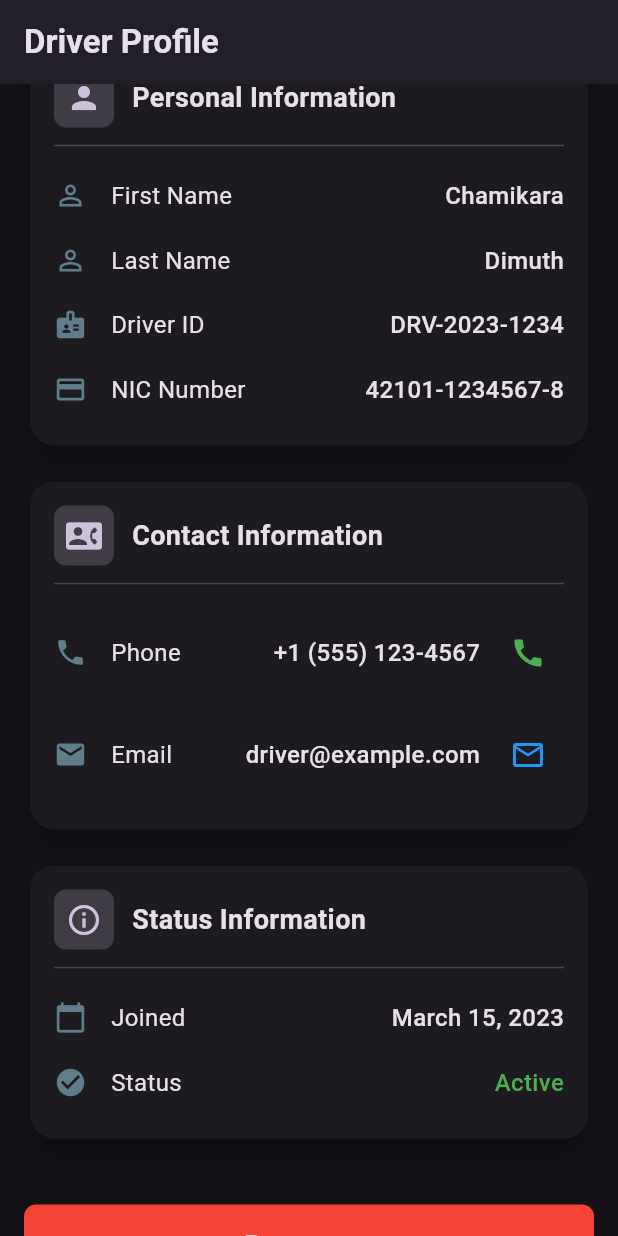
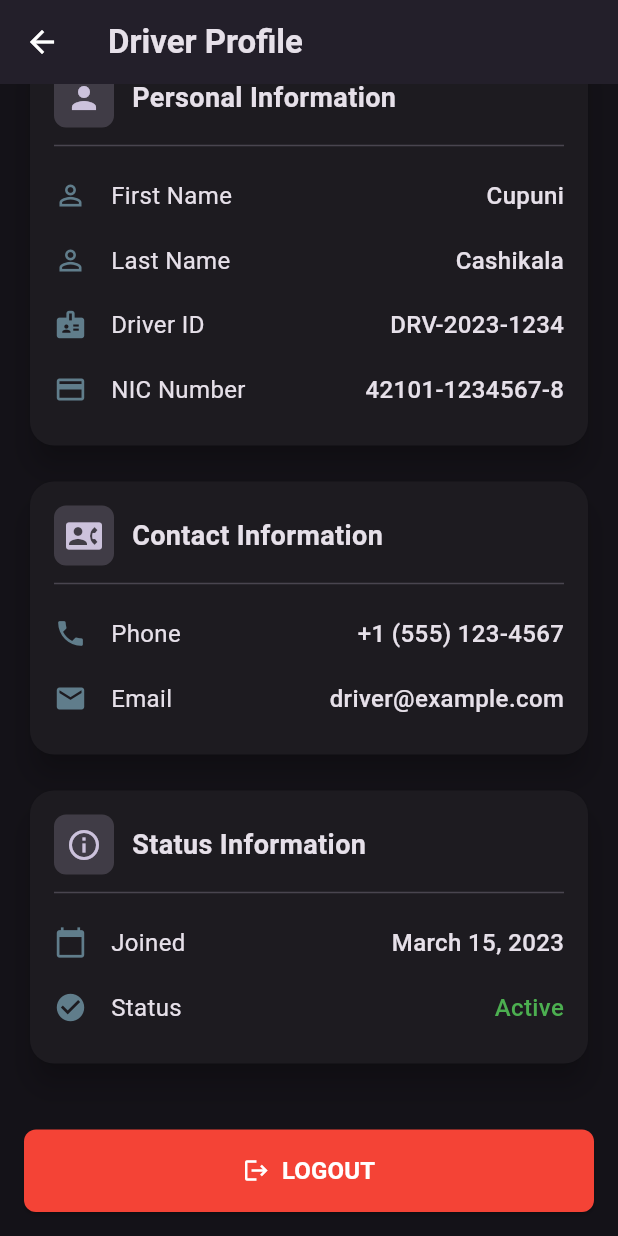
Before and after one commit to DriveOrbit/Driveorbit-App, a Flutter app: the DriverProfilePage screen opened directly, scrolled down 243 dp, on a phone screen of 412 x 824 dp. Run offline on Flutter 3.47's test engine with Material 3 defaults, Android fonts, the phone set to English and light mode, and no system bars; our stand-ins replace cloud_firestore, firebase_auth, firebase_core, flutter_otp_text_field, flutter_screenutil, geolocator and 6 more; missing offline and left inert: mobile_scanner; accounts and stored records are empty.

Commit message:
feat: add back navigation to driver profile and update user details

```diff
--- a/lib/Screens/profile/driver_profile.dart
+++ b/lib/Screens/profile/driver_profile.dart
@@ -1,3 +1,4 @@
+import 'package:driveorbit_app/Screens/vehicle_dasboard/map_page.dart';
 import 'package:flutter/material.dart';
 
 class DriverProfile extends StatelessWidget {
@@ -43,6 +44,15 @@ class DriverProfilePage extends StatelessWidget {
     return Scaffold(
       backgroundColor: Theme.of(context).colorScheme.background,
       appBar: AppBar(
+        leading: IconButton(
+          icon: const Icon(Icons.arrow_back, color: Colors.white),
+          onPressed: () {
+            Navigator.pushReplacement(
+              context,
+              MaterialPageRoute(builder: (context) => const MapPage()),
+            );
+          },
+        ),
         title: const Text(
           'Driver Profile',
           style: TextStyle(fontWeight: FontWeight.bold),
@@ -50,29 +60,29 @@ class DriverProfilePage extends StatelessWidget {
         backgroundColor: Colors.transparent,
         elevation: 0,
       ),
-      body: ResponsiveLayout(
+      body: const ResponsiveLayout(
         child: SingleChildScrollView(
           child: Padding(
             padding: const EdgeInsets.all(16.0),
             child: Column(
               crossAxisAlignment: CrossAxisAlignment.center,
               children: [
-                const ProfileHeader(),
-                const SizedBox(height: 24),
-                const AnimatedInfoCard(
+                ProfileHeader(),
+                SizedBox(height: 24),
+                AnimatedInfoCard(
                   title: 'Personal Information',
                   icon: Icons.person,
                   child: Column(
-                    children: const [
+                    children: [
                       InfoRow(
                         icon: Icons.person_outline,
                         label: 'First Name',
-                        value: 'Chamikara',
+                        value: 'Cupuni',
                       ),
                       InfoRow(
                         icon: Icons.person_outline,
                         label: 'Last Name',
-                        value: 'Dimuth',
+                        value: 'Cashikala',
                       ),
                       InfoRow(
                         icon: Icons.badge,
@@ -87,7 +97,7 @@ class DriverProfilePage extends StatelessWidget {
                     ],
                   ),
                 ),
-                const SizedBox(height: 16),
+                SizedBox(height: 16),
                 AnimatedInfoCard(
                   title: 'Contact Information',
                   icon: Icons.contact_phone,
@@ -97,38 +107,21 @@ class DriverProfilePage extends StatelessWidget {
                         icon: Icons.phone,
                         label: 'Phone',
                         value: '+1 (555) 123-4567',
-                        trailing: IconButton(
-                          icon: const Icon(Icons.call, color: Colors.green),
-                          onPressed: () {
-                            ScaffoldMessenger.of(context).showSnackBar(
-                              const SnackBar(content: Text('Calling...')),
-                            );
-                          },
-                        ),
                       ),
                       InfoRow(
                         icon: Icons.email,
                         label: 'Email',
                         value: 'driver@example.com',
-                        trailing: IconButton(
-                          icon: const Icon(Icons.email_outlined,
-                              color: Colors.blue),
-                          onPressed: () {
-                            ScaffoldMessenger.of(context).showSnackBar(
-                              const SnackBar(content: Text('Sending email...')),
-                            );
-                          },
-                        ),
                       ),
                     ],
                   ),
                 ),
-                const SizedBox(height: 16),
-                const AnimatedInfoCard(
+                SizedBox(height: 16),
+                AnimatedInfoCard(
                   title: 'Status Information',
                   icon: Icons.info_outline,
                   child: Column(
-                    children: const [
+                    children: [
                       InfoRow(
                         icon: Icons.calendar_today,
                         label: 'Joined',
@@ -143,8 +136,8 @@ class DriverProfilePage extends StatelessWidget {
                     ],
                   ),
                 ),
-                const SizedBox(height: 40),
-                const LogoutButton(),
+                SizedBox(height: 40),
+                LogoutButton(),
               ],
             ),
           ),
@@ -200,7 +193,7 @@ class ProfileHeader extends StatelessWidget {
         ),
         const SizedBox(height: 16),
         Text(
-          'Chamikara Dimuth',
+          'Cupuni Cashikala',
           style: Theme.of(context).textTheme.headlineMedium?.copyWith(
                 fontWeight: FontWeight.bold,
                 color: Colors.white,
```
